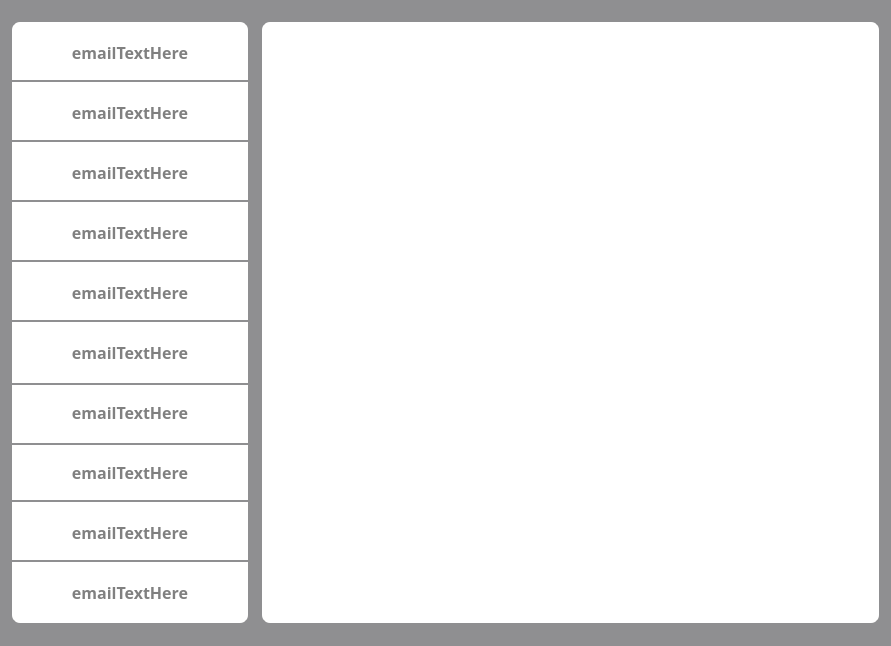
Before: the Qt Designer form src/main/resources/ui/default/emailWindow.ui in pkristof1999/Szakdolgozat, drawn with Qt 5.
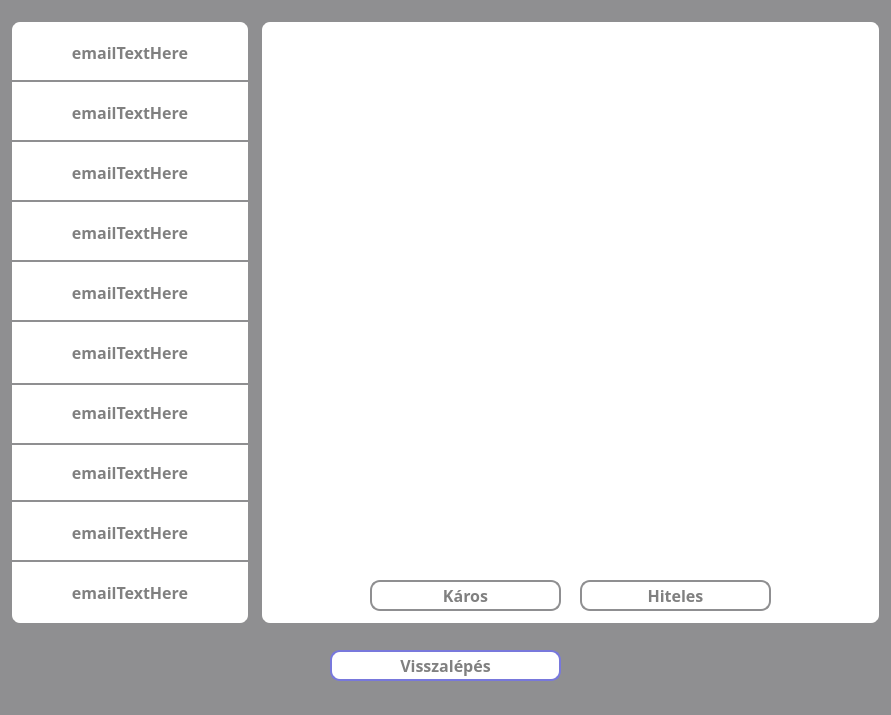
After: the same form once the commit is applied.

Commit message: Email játékmód ablakának megnyitása a programból

Diff of the .ui file:
```diff
--- a/src/main/resources/ui/default/emailWindow.ui
+++ b/src/main/resources/ui/default/emailWindow.ui
@@ -7,7 +7,7 @@
     <x>0</x>
     <y>0</y>
     <width>891</width>
-    <height>646</height>
+    <height>715</height>
    </rect>
   </property>
   <property name="windowTitle">
@@ -45,7 +45,7 @@
        <x>10</x>
        <y>10</y>
        <width>601</width>
-       <height>585</height>
+       <height>541</height>
       </rect>
      </property>
      <property name="styleSheet">
@@ -61,6 +61,68 @@
       <enum>QFrame::Raised</enum>
      </property>
     </widget>
+    <widget class="QPushButton" name="maliciousButton">
+     <property name="geometry">
+      <rect>
+       <x>110</x>
+       <y>560</y>
+       <width>191</width>
+       <height>31</height>
+      </rect>
+     </property>
+     <property name="font">
+      <font>
+       <family>Corbel</family>
+       <pointsize>-1</pointsize>
+       <bold>true</bold>
+      </font>
+     </property>
+     <property name="styleSheet">
+      <string notr="true">* {
+	background-color: white;
+	color: grey;
+}
+
+*:hover {
+	background-color: rgb(120, 120, 220);
+	color: white;
+}</string>
+     </property>
+     <property name="text">
+      <string>Káros</string>
+     </property>
+    </widget>
+    <widget class="QPushButton" name="genuineButton">
+     <property name="geometry">
+      <rect>
+       <x>320</x>
+       <y>560</y>
+       <width>191</width>
+       <height>31</height>
+      </rect>
+     </property>
+     <property name="font">
+      <font>
+       <family>Corbel</family>
+       <pointsize>-1</pointsize>
+       <bold>true</bold>
+      </font>
+     </property>
+     <property name="styleSheet">
+      <string notr="true">* {
+	background-color: white;
+	color: grey;
+}
+
+*:hover {
+	background-color: rgb(120, 120, 220);
+	color: white;
+}</string>
+     </property>
+     <property name="text">
+      <string>Hiteles</string>
+     </property>
+    </widget>
    </widget>
    <widget class="QWidget" name="widget_2" native="true">
     <property name="geometry">
@@ -406,6 +468,41 @@
      </property>
     </widget>
    </widget>
+   <widget class="QPushButton" name="backButton">
+    <property name="geometry">
+     <rect>
+      <x>330</x>
+      <y>650</y>
+      <width>231</width>
+      <height>31</height>
+     </rect>
+    </property>
+    <property name="font">
+     <font>
+      <family>Corbel</family>
+      <pointsize>-1</pointsize>
+      <bold>true</bold>
+     </font>
+    </property>
+    <property name="styleSheet">
+     <string notr="true">* {
+	background-color: white;
+	border: 2px solid rgb(120, 120, 220);
+	border-radius: 10px;
+	color: grey;
+	font-size: 16px;
+	font-weight: bold;
+}
+
+*:hover {
+	background-color: rgb(120, 120, 220);
+	color: white;
+}</string>
+    </property>
+    <property name="text">
+     <string>Visszalépés</string>
+    </property>
+   </widget>
   </widget>
   <widget class="QStatusBar" name="statusbar"/>
  </widget>
```
The commit also changes 3 other files.
